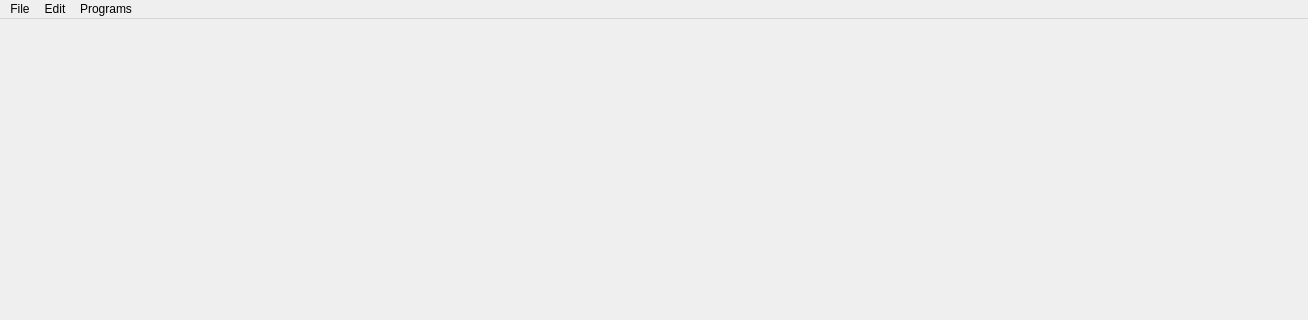
Before: the Qt Designer form main_GUI.ui in JeremyQO/GUI-Experiment, drawn with Qt 5; both pictures show x 0 to 1308 and y 0 to 320 of the 1308 by 753 pixel window.
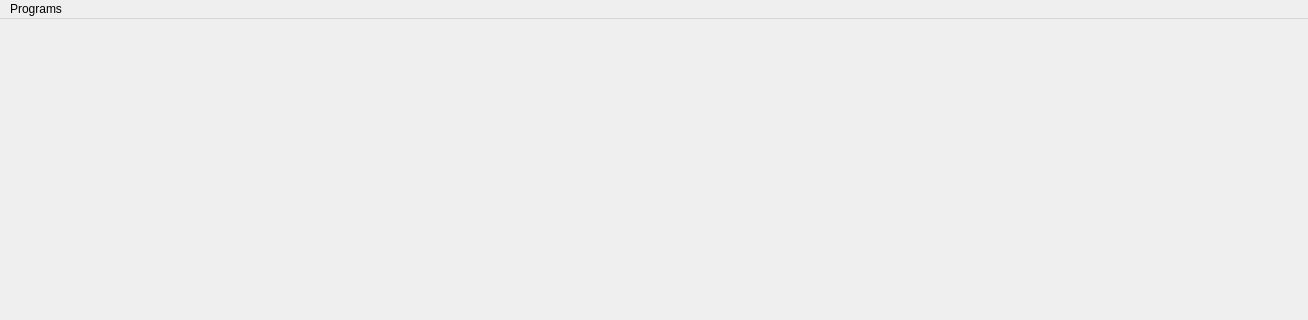
After: the same form once the commit is applied.

The edit to the form file:
```diff
--- a/main_GUI.ui
+++ b/main_GUI.ui
@@ -48,19 +48,6 @@
      <height>21</height>
     </rect>
    </property>
-   <widget class="QMenu" name="menuFile">
-    <property name="title">
-     <string>File</string>
-    </property>
-    <addaction name="actionNew"/>
-    <addaction name="actionSave"/>
-    <addaction name="actionLoad"/>
-   </widget>
-   <widget class="QMenu" name="menuEdit">
-    <property name="title">
-     <string>Edit</string>
-    </property>
-   </widget>
    <widget class="QMenu" name="menuPrograms">
     <property name="title">
      <string>Programs</string>
@@ -71,8 +58,6 @@
     <addaction name="separator"/>
     <addaction name="actionConfigure"/>
    </widget>
-   <addaction name="menuFile"/>
-   <addaction name="menuEdit"/>
    <addaction name="menuPrograms"/>
   </widget>
   <widget class="QStatusBar" name="statusbar"/>
```
